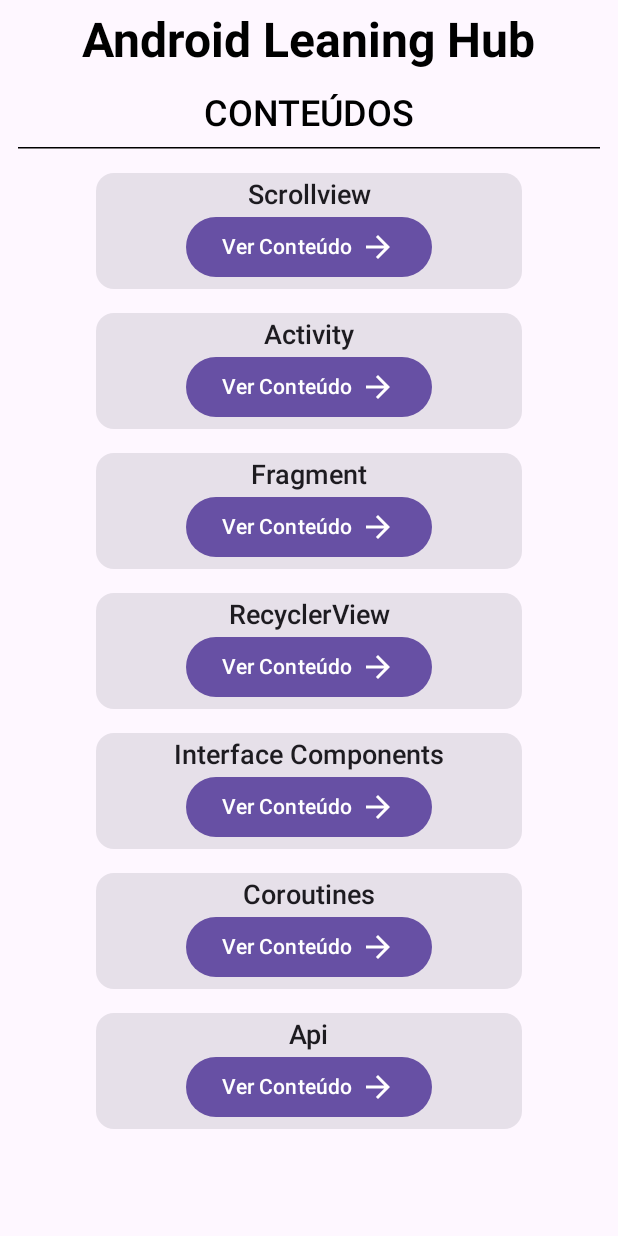
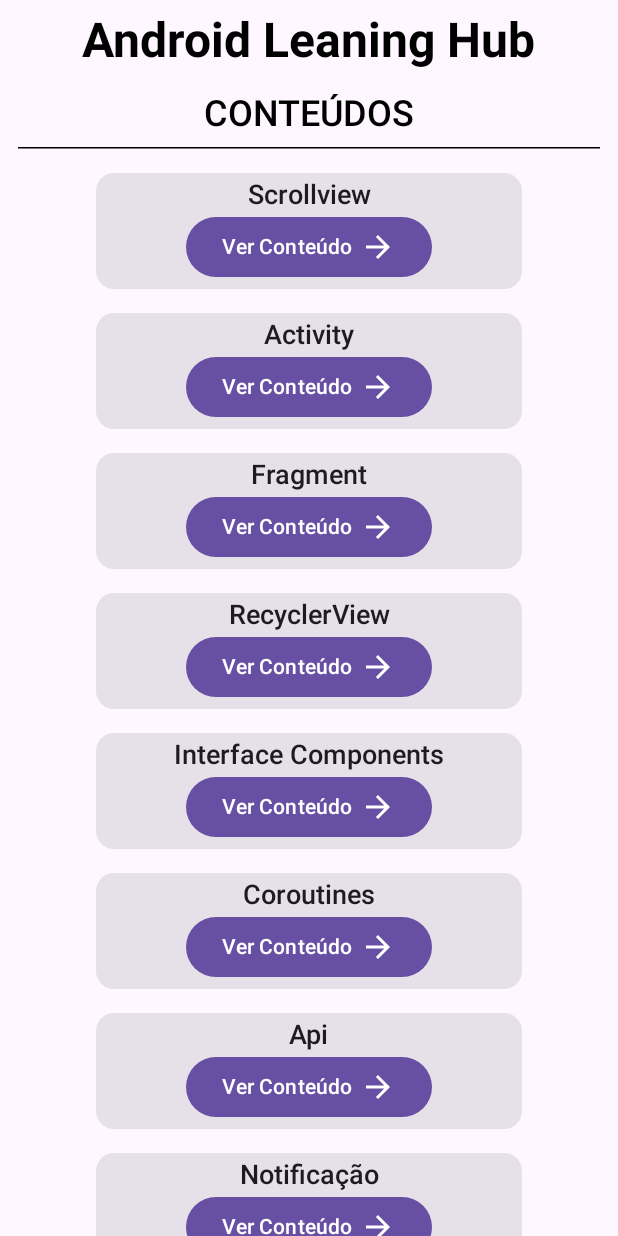
Before and after one commit to WallaceMartinsTI/AndroidLearningHub, an Android app built with Jetpack Compose: the screen it shows after launch (MainActivity), on a phone screen of 412 x 824 dp. Run offline under Robolectric (Android 15) with nearby library versions, the phone set to English and light mode, and no system bars; our stand-ins replace Picasso; pictures from the network do not load.

Commit message:
notification and ask permission content added

```diff
--- a/app/src/main/AndroidManifest.xml
+++ b/app/src/main/AndroidManifest.xml
@@ -3,8 +3,10 @@
     xmlns:tools="http://schemas.android.com/tools">
 
     <uses-permission android:name="android.permission.INTERNET" />
+    <uses-permission android:name="android.permission.POST_NOTIFICATIONS" />
 
     <application
+        android:name=".CustomApplication"
         android:allowBackup="true"
         android:dataExtractionRules="@xml/data_extraction_rules"
         android:fullBackupContent="@xml/backup_rules"
@@ -14,6 +16,9 @@
         android:supportsRtl="true"
         android:theme="@style/Theme.AndroidLearningHub"
         tools:targetApi="31">
+        <activity
+            android:name=".guide_notification.NotificationActivity"
+            android:exported="false" />
         <activity
             android:name=".guide_api.ApiActivity"
             android:exported="false" />
--- /dev/null
+++ b/app/src/main/java/com/wcsm/androidlearninghub/CustomApplication.kt
@@ -0,0 +1,29 @@
+package com.wcsm.androidlearninghub
+
+import android.app.Application
+import android.app.NotificationChannel
+import android.app.NotificationManager
+import android.os.Build
+
+class CustomApplication : Application() {
+
+    override fun onCreate() {
+        super.onCreate()
+        criarCanalNotificacao()
+    }
+
+    private fun criarCanalNotificacao() {
+        if (Build.VERSION.SDK_INT >= Build.VERSION_CODES.O) {
+            val canal = NotificationChannel(
+                "canalLembrete",
+                "Canal de Lembrete",
+                NotificationManager.IMPORTANCE_HIGH
+            )
+            canal.description = "Canal para gerênciar as notificações de lembrete!"
+
+            val notificationManager = getSystemService(NOTIFICATION_SERVICE) as NotificationManager
+            notificationManager.createNotificationChannel(canal)
+        }
+    }
+
+}
--- a/app/src/main/java/com/wcsm/androidlearninghub/MainActivity.kt
+++ b/app/src/main/java/com/wcsm/androidlearninghub/MainActivity.kt
@@ -33,6 +33,7 @@ import com.wcsm.androidlearninghub.guide_api.ApiActivity
 import com.wcsm.androidlearninghub.guide_coroutines.CoroutinesActivity
 import com.wcsm.androidlearninghub.guide_fragment.FragmentActivity
 import com.wcsm.androidlearninghub.guide_interface_components.InterfaceComponentsActivity
+import com.wcsm.androidlearninghub.guide_notification.NotificationActivity
 import com.wcsm.androidlearninghub.guide_recyclerview.RecyclerviewActivity
 import com.wcsm.androidlearninghub.guide_scrollview.ScrollviewActivity
 
@@ -77,6 +78,10 @@ class MainActivity : AppCompatActivity() {
             ContentItem(
                 title = "Api",
                 activity = ApiActivity()
+            ),
+            ContentItem(
+                title = "Notificação",
+                activity = NotificationActivity()
             )
         )
 
--- /dev/null
+++ b/app/src/main/res/drawable/ic_notification_24.xml
@@ -0,0 +1,5 @@
+<vector xmlns:android="http://schemas.android.com/apk/res/android" android:height="24dp" android:tint="#000000" android:viewportHeight="24" android:viewportWidth="24" android:width="24dp">
+
+    <path android:fillColor="@android:color/white" android:pathData="M12,22c1.1,0 2,-0.9 2,-2h-4c0,1.1 0.89,2 2,2zM18,16v-5c0,-3.07 -1.64,-5.64 -4.5,-6.32L13.5,4c0,-0.83 -0.67,-1.5 -1.5,-1.5s-1.5,0.67 -1.5,1.5v0.68C7.63,5.36 6,7.92 6,11v5l-2,2v1h16v-1l-2,-2z"/>
+
+</vector>
```
Also changed, not shown: app/src/main/java/com/wcsm/androidlearninghub/guide_notification/NotificationActivity.kt (added, +93 -0 lines), app/src/main/res/layout/activity_notification.xml (added, +20 -0 lines), app/src/main/res/drawable/anatomia_notificacao.PNG (added), 1 other file.
